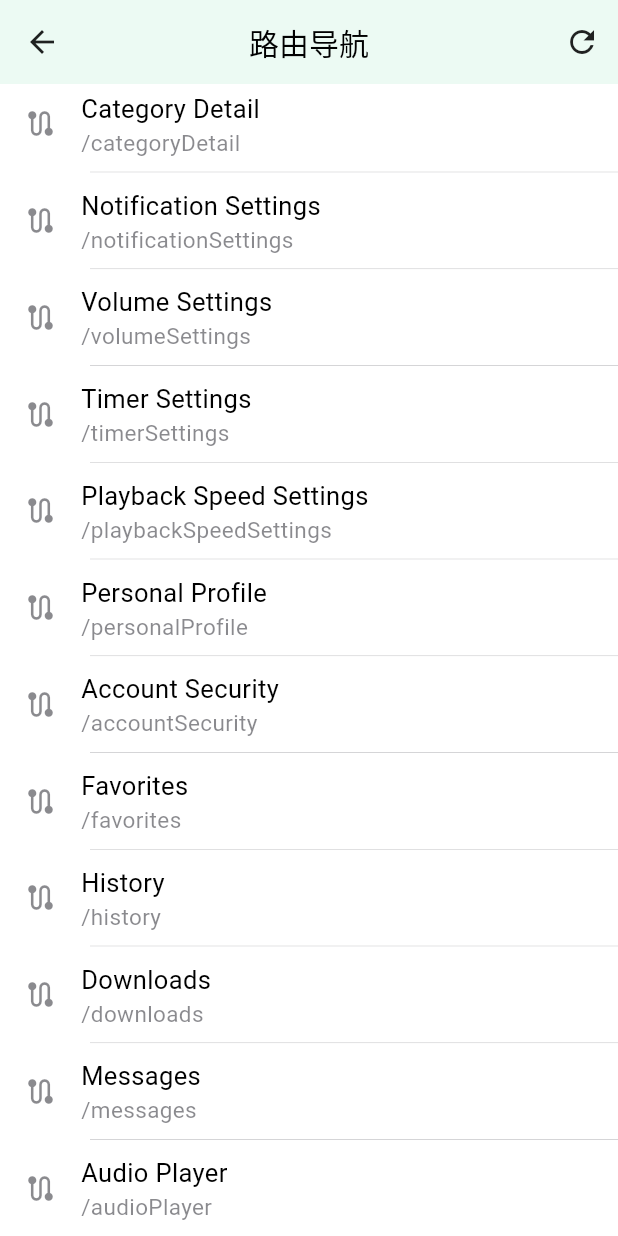
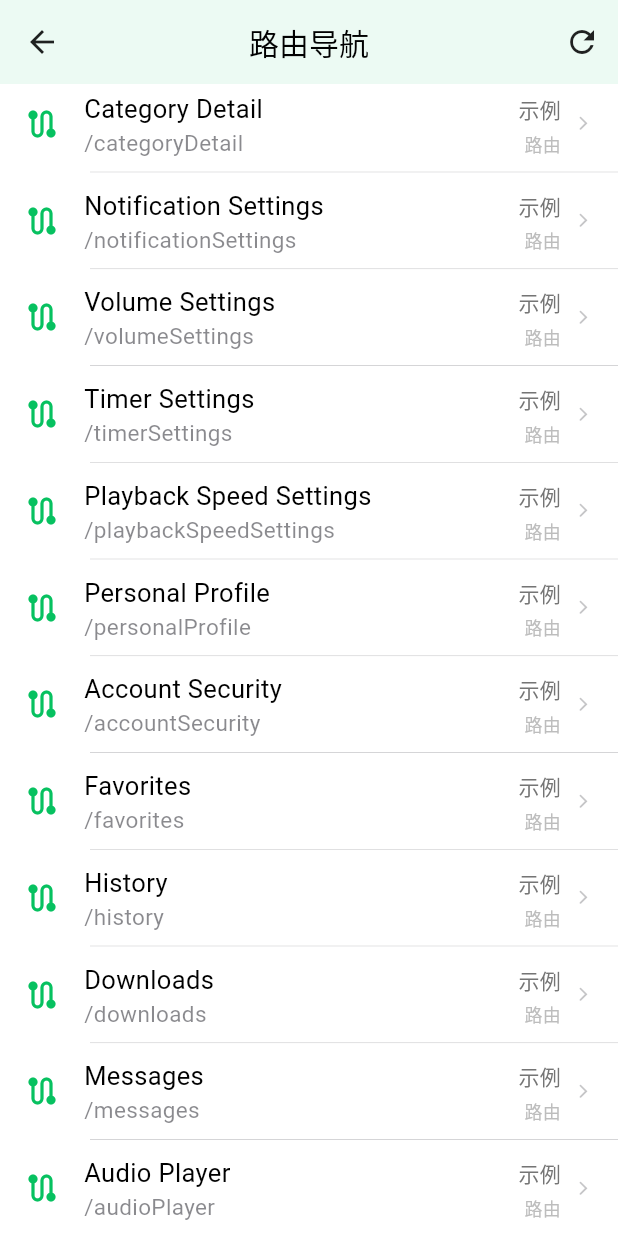
Before and after one commit to shang1219178163/podcast_app, a Flutter app: the DiscoverPage screen opened by its route, scrolled down 658 dp, on a phone screen of 412 x 824 dp. Run offline on Flutter 3.47's test engine with Material 3 defaults, Android fonts, the phone set to English and light mode, and no system bars; our stand-ins replace easy_refresh, extended_image, get, just_audio, shared_preferences; missing offline and left inert: audio_session; accounts and stored records are empty; statements that could not run were skipped.

Commit message:
feat: 组件调整

```diff
--- a/lib/screens/discover_page.dart
+++ b/lib/screens/discover_page.dart
@@ -98,9 +98,23 @@ class DiscoverPage extends GetView<DiscoverController> {
           return ListItemWidget(
             title: title,
             subtitle: route,
-            icon: Icons.route,
+            icon: const Icon(Icons.route),
+            titleRight: Text(
+              '示例',
+              style: TextStyle(
+                fontSize: 14,
+                color: Colors.grey[600],
+              ),
+            ),
+            subtitleRight: Text(
+              '路由',
+              style: TextStyle(
+                fontSize: 12,
+                color: Colors.grey[400],
+              ),
+            ),
             onTap: () => controller.onRouteSelected(route),
-            accessoryType: CellAccessoryType.none,
+            accessoryType: CellAccessoryType.disclosureIndicator,
           );
         },
       ),
--- a/lib/widgets/list_item_widget.dart
+++ b/lib/widgets/list_item_widget.dart
@@ -1,11 +1,19 @@
 import 'package:flutter/cupertino.dart';
 import 'package:flutter/material.dart';
+
+enum CellAccessoryType {
+  none,
+  disclosureIndicator,
+  checkmark,
+}
 
 class ListItemWidget extends StatelessWidget {
   final String title;
   final String? subtitle;
   final String? imageUrl;
-  final IconData? icon;
+  final Widget? icon;
+  final Widget? titleRight;
+  final Widget? subtitleRight;
   final VoidCallback? onTap;
   final Widget? trailing;
   final double? imageSize;
@@ -29,6 +37,8 @@ class ListItemWidget extends StatelessWidget {
     this.subtitle,
     this.imageUrl,
     this.icon,
+    this.titleRight,
+    this.subtitleRight,
     this.onTap,
     this.trailing,
     this.imageSize = 48,
@@ -70,7 +80,10 @@ class ListItemWidget extends StatelessWidget {
             mainAxisAlignment: fixedHeight ? MainAxisAlignment.center : MainAxisAlignment.start,
             crossAxisAlignment: CrossAxisAlignment.start,
             children: [
-              Text(
+              Row(
+                children: [
+                  Expanded(
+                    child: Text(
                       title,
                       style: titleStyle ??
                           TextStyle(
@@ -81,9 +94,19 @@ class ListItemWidget extends StatelessWidget {
                       maxLines: 1,
                       overflow: TextOverflow.ellipsis,
                     ),
+                  ),
+                  if (titleRight != null) ...[
+                    const SizedBox(width: 8),
+                    titleRight!,
+                  ],
+                ],
+              ),
               if (subtitle != null) ...[
                 const SizedBox(height: 2),
-                Text(
+                Row(
+                  children: [
+                    Expanded(
+                      child: Text(
                         subtitle!,
                         style: subtitleStyle ??
                             TextStyle(
@@ -91,6 +114,13 @@ class ListItemWidget extends StatelessWidget {
                               color: CupertinoColors.secondaryLabel.resolveFrom(context),
                               height: 1.2,
                             ),
+                      ),
+                    ),
+                    if (subtitleRight != null) ...[
+                      const SizedBox(width: 8),
+                      subtitleRight!,
+                    ],
+                  ],
                 ),
               ],
             ],
@@ -165,11 +195,7 @@ class ListItemWidget extends StatelessWidget {
         ),
       );
     } else if (icon != null) {
-      return Icon(
-        icon,
-        size: iconSize,
-        color: iconColor ?? CupertinoColors.secondaryLabel,
-      );
+      return icon!;
     }
     return const SizedBox.shrink();
   }
@@ -197,9 +223,3 @@ class ListItemWidget extends StatelessWidget {
     );
   }
 }
-
-enum CellAccessoryType {
-  none,
-  disclosureIndicator,
-  checkmark,
-}
```
Lines whose indentation alone changed are shown as unchanged.
